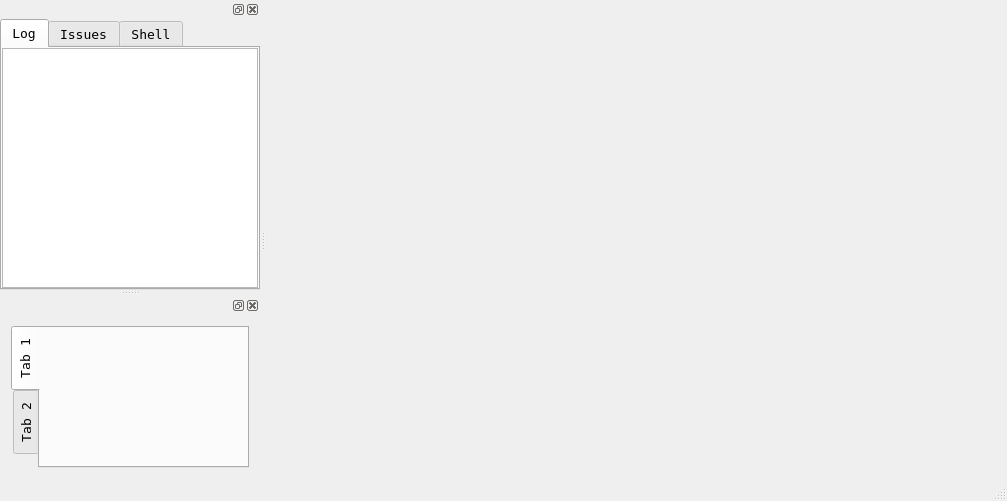
wbyoussef/wRI, file src/mainwindow.ui: the form before one commit.
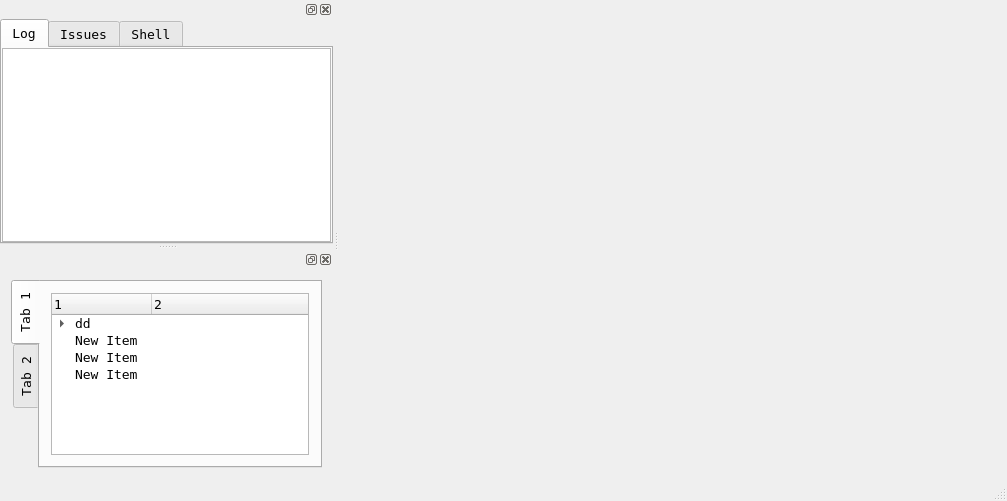
The form after the commit.

What changed in the file:
```diff
--- a/src/mainwindow.ui
+++ b/src/mainwindow.ui
@@ -180,6 +180,47 @@
         <attribute name="title">
          <string>Tab 1</string>
         </attribute>
+        <layout class="QGridLayout" name="gridLayout_7">
+         <item row="0" column="0">
+          <widget class="QTreeWidget" name="treeWidget">
+           <column>
+            <property name="text">
+             <string>1</string>
+            </property>
+           </column>
+           <column>
+            <property name="text">
+             <string>2</string>
+            </property>
+           </column>
+           <item>
+            <property name="text">
+             <string>dd</string>
+            </property>
+            <item>
+             <property name="text">
+              <string>fff</string>
+             </property>
+            </item>
+           </item>
+           <item>
+            <property name="text">
+             <string>New Item</string>
+            </property>
+           </item>
+           <item>
+            <property name="text">
+             <string>New Item</string>
+            </property>
+           </item>
+           <item>
+            <property name="text">
+             <string>New Item</string>
+            </property>
+           </item>
+          </widget>
+         </item>
+        </layout>
        </widget>
        <widget class="QWidget" name="tab_4">
         <attribute name="title">
```
